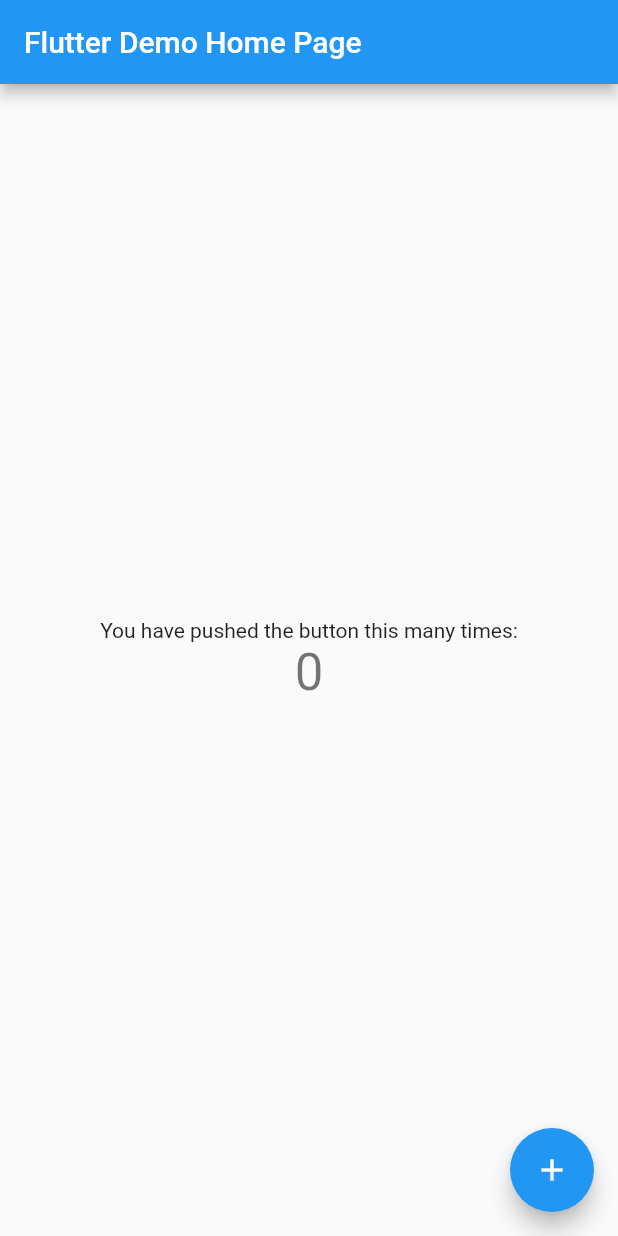
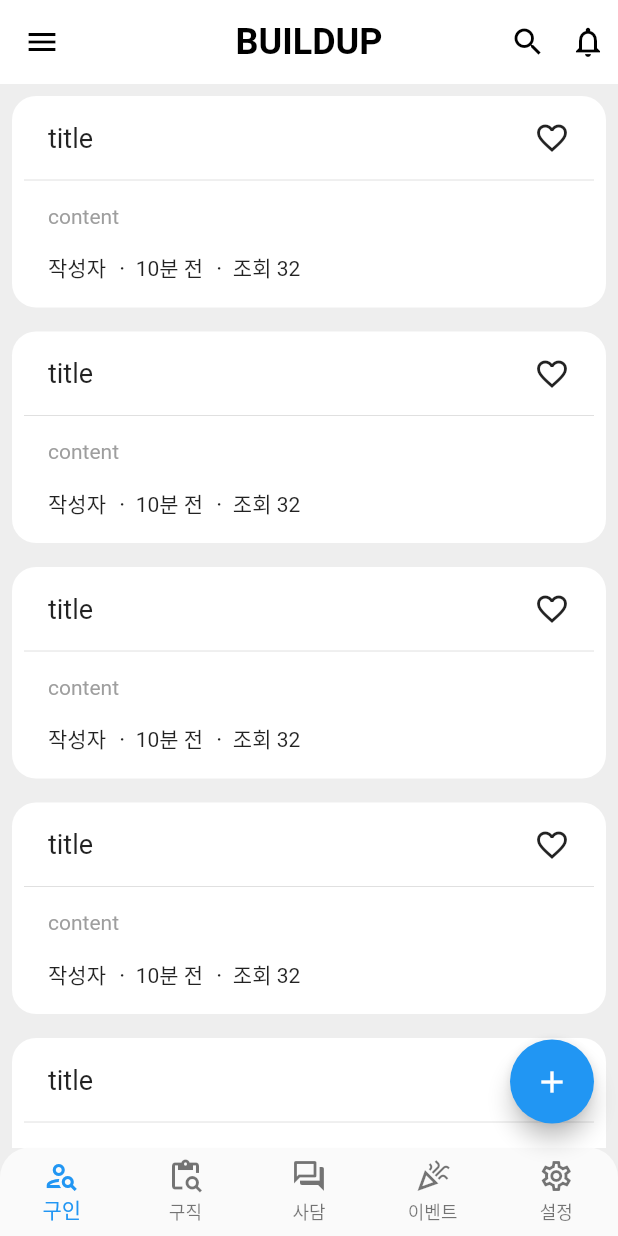
Before and after one commit to Trouble-makerz/buildup-flutter, a Flutter app: the screen it shows after launch, on a phone screen of 412 x 824 dp. Run offline on Flutter 3.47's test engine with Material 2 defaults, Android fonts, the light colour scheme and no system bars.

Commit message:
Feat: add main screens

```diff
--- a/lib/main.dart
+++ b/lib/main.dart
@@ -1,4 +1,7 @@
+
 import 'package:flutter/material.dart';
+
+import 'page/home_page.dart';
 
 void main() {
   runApp(const MyApp());
@@ -7,109 +10,10 @@
 class MyApp extends StatelessWidget {
   const MyApp({super.key});
 
-  // This widget is the root of your application.
   @override
   Widget build(BuildContext context) {
     return MaterialApp(
-      title: 'Flutter Demo',
-      theme: ThemeData(
-        // This is the theme of your application.
-        //
-        // Try running your application with "flutter run". You'll see the
-        // application has a blue toolbar. Then, without quitting the app, try
-        // changing the primarySwatch below to Colors.green and then invoke
-        // "hot reload" (press "r" in the console where you ran "flutter run",
-        // or simply save your changes to "hot reload" in a Flutter IDE).
-        // Notice that the counter didn't reset back to zero; the application
-        // is not restarted.
-        primarySwatch: Colors.blue,
-      ),
-      home: const MyHomePage(title: 'Flutter Demo Home Page'),
+      home: HomePage(),
     );
   }
 }
-
-class MyHomePage extends StatefulWidget {
-  const MyHomePage({super.key, required this.title});
-
-  // This widget is the home page of your application. It is stateful, meaning
-  // that it has a State object (defined below) that contains fields that affect
-  // how it looks.
-
-  // This class is the configuration for the state. It holds the values (in this
-  // case the title) provided by the parent (in this case the App widget) and
-  // used by the build method of the State. Fields in a Widget subclass are
-  // always marked "final".
-
-  final String title;
-
-  @override
-  State<MyHomePage> createState() => _MyHomePageState();
-}
-
-class _MyHomePageState extends State<MyHomePage> {
-  int _counter = 0;
-
-  void _incrementCounter() {
-    setState(() {
-      // This call to setState tells the Flutter framework that something has
-      // changed in this State, which causes it to rerun the build method below
-      // so that the display can reflect the updated values. If we changed
-      // _counter without calling setState(), then the build method would not be
-      // called again, and so nothing would appear to happen.
-      _counter++;
-    });
-  }
-
-  @override
-  Widget build(BuildContext context) {
-    // This method is rerun every time setState is called, for instance as done
-    // by the _incrementCounter method above.
-    //
-    // The Flutter framework has been optimized to make rerunning build methods
-    // fast, so that you can just rebuild anything that needs updating rather
-    // than having to individually change instances of widgets.
-    return Scaffold(
-      appBar: AppBar(
-        // Here we take the value from the MyHomePage object that was created by
-        // the App.build method, and use it to set our appbar title.
-        title: Text(widget.title),
-      ),
-      body: Center(
-        // Center is a layout widget. It takes a single child and positions it
-        // in the middle of the parent.
-        child: Column(
-          // Column is also a layout widget. It takes a list of children and
-          // arranges them vertically. By default, it sizes itself to fit its
-          // children horizontally, and tries to be as tall as its parent.
-          //
-          // Invoke "debug painting" (press "p" in the console, choose the
-          // "Toggle Debug Paint" action from the Flutter Inspector in Android
-          // Studio, or the "Toggle Debug Paint" command in Visual Studio Code)
-          // to see the wireframe for each widget.
-          //
-          // Column has various properties to control how it sizes itself and
-          // how it positions its children. Here we use mainAxisAlignment to
-          // center the children vertically; the main axis here is the vertical
-          // axis because Columns are vertical (the cross axis would be
-          // horizontal).
-          mainAxisAlignment: MainAxisAlignment.center,
-          children: <Widget>[
-            const Text(
-              'You have pushed the button this many times:',
-            ),
-            Text(
-              '$_counter',
-              style: Theme.of(context).textTheme.headlineMedium,
-            ),
-          ],
-        ),
-      ),
-      floatingActionButton: FloatingActionButton(
-        onPressed: _incrementCounter,
-        tooltip: 'Increment',
-        child: const Icon(Icons.add),
-      ), // This trailing comma makes auto-formatting nicer for build methods.
-    );
-  }
-}
--- /dev/null
+++ b/lib/page/home_page.dart
@@ -0,0 +1,84 @@
+
+import 'package:flutter/material.dart';
+
+import '../screen/event_screen.dart';
+import '../screen/free_talk_screen.dart';
+import '../screen/setting_screen.dart';
+import '../screen/want_job_screen.dart';
+import '../screen/want_people_screen.dart';
+
+class HomePage extends StatefulWidget {
+  const HomePage({Key? key}) : super(key: key);
+
+  @override
+  State<HomePage> createState() => _HomePageState();
+}
+
+class _HomePageState extends State<HomePage> {
+  var _selectedIdx = 0;
+
+  List<Widget> screens = [
+    WantPeopleScreen(),
+    WantJobScreen(),
+    FreeTalkScreen(),
+    EventScreen(),
+    SettingScreen(),
+  ];
+
+  onItemTapped(int index) {
+    setState(() {
+      _selectedIdx = index;
+    });
+  }
+
+  @override
+  Widget build(BuildContext context) {
+    return MaterialApp(
+      home: Scaffold(
+        backgroundColor: Colors.grey[200],
+        appBar: AppBar(
+          backgroundColor: Colors.white,
+          foregroundColor: Colors.black,
+          elevation: 0,
+          title: Text('BUILDUP', style: TextStyle(fontSize: 24, fontWeight: FontWeight.bold),),
+          centerTitle: true,
+          actions: [
+            Padding(
+              padding: const EdgeInsets.all(8.0),
+              child: Icon(Icons.search),
+            ),
+            Padding(
+              padding: const EdgeInsets.all(8.0),
+              child: Icon(Icons.notifications_outlined),
+            ),
+          ],
+        ),
+        drawer: Drawer(),
+        body: screens[_selectedIdx],
+        floatingActionButton: FloatingActionButton(
+          onPressed: () {},
+          child: Icon(Icons.add),
+        ),
+        bottomNavigationBar: ClipRRect(
+          borderRadius: BorderRadius.only(
+            topRight: Radius.circular(20),
+            topLeft: Radius.circular(20),
+          ),
+          child: BottomNavigationBar(
+            elevation: 0,
+            type: BottomNavigationBarType.fixed,
+            currentIndex: _selectedIdx,
+            items: [
+              BottomNavigationBarItem(icon: Icon(Icons.person_search_outlined), label: '구인'),
+              BottomNavigationBarItem(icon: Icon(Icons.content_paste_search_outlined), label: '구직'),
+              BottomNavigationBarItem(icon: Icon(Icons.forum_outlined), label: '사담'),
+              BottomNavigationBarItem(icon: Icon(Icons.celebration_outlined), label: '이벤트'),
+              BottomNavigationBarItem(icon: Icon(Icons.settings_outlined), label: '설정'),
+            ],
+            onTap: onItemTapped,
+          ),
+        ),
+      ),
+    );
+  }
+}
--- /dev/null
+++ b/lib/screen/event_screen.dart
@@ -0,0 +1,16 @@
+
+import 'package:flutter/material.dart';
+
+class EventScreen extends StatelessWidget {
+  const EventScreen({Key? key}) : super(key: key);
+
+  @override
+  Widget build(BuildContext context) {
+    return Scaffold(
+      backgroundColor: Colors.grey[200],
+      body: Center(
+        child: Text('EventScreen'),
+      ),
+    );
+  }
+}
--- /dev/null
+++ b/lib/screen/free_talk_screen.dart
@@ -0,0 +1,21 @@
+
+import 'package:flutter/material.dart';
+
+import '../widget/post_item.dart';
+
+class FreeTalkScreen extends StatelessWidget {
+  const FreeTalkScreen({Key? key}) : super(key: key);
+
+  @override
+  Widget build(BuildContext context) {
+    return Scaffold(
+      backgroundColor: Colors.grey[200],
+      body: ListView.builder(
+        itemCount: 10,
+        itemBuilder: (context, index) {
+          return PostItem();
+        }
+      ),
+    );
+  }
+}
--- /dev/null
+++ b/lib/screen/setting_screen.dart
@@ -0,0 +1,16 @@
+
+import 'package:flutter/material.dart';
+
+class SettingScreen extends StatelessWidget {
+  const SettingScreen({Key? key}) : super(key: key);
+
+  @override
+  Widget build(BuildContext context) {
+    return Scaffold(
+      backgroundColor: Colors.grey[200],
+      body: Center(
+        child: Text('SettingScreen'),
+      ),
+    );
+  }
+}
--- /dev/null
+++ b/lib/screen/want_job_screen.dart
@@ -0,0 +1,20 @@
+
+import 'package:buildup_flutter/widget/post_item.dart';
+import 'package:flutter/material.dart';
+
+class WantJobScreen extends StatelessWidget {
+  const WantJobScreen({Key? key}) : super(key: key);
+
+  @override
+  Widget build(BuildContext context) {
+    return Scaffold(
+      backgroundColor: Colors.grey[200],
+      body: ListView.builder(
+        itemCount: 10,
+        itemBuilder: (context, index) {
+          return PostItem();
+        }
+      ),
+    );
+  }
+}
--- /dev/null
+++ b/lib/screen/want_people_screen.dart
@@ -0,0 +1,20 @@
+
+import 'package:buildup_flutter/widget/post_item.dart';
+import 'package:flutter/material.dart';
+
+class WantPeopleScreen extends StatelessWidget {
+  const WantPeopleScreen({Key? key}) : super(key: key);
+
+  @override
+  Widget build(BuildContext context) {
+    return Scaffold(
+      backgroundColor: Colors.grey[200],
+      body: ListView.builder(
+        itemCount: 10,
+        itemBuilder: (context, index) {
+          return PostItem();
+        }
+      ),
+    );
+  }
+}
--- /dev/null
+++ b/lib/widget/post_item.dart
@@ -0,0 +1,49 @@
+
+import 'package:flutter/material.dart';
+
+class PostItem extends StatelessWidget {
+  const PostItem({Key? key}) : super(key: key);
+
+  @override
+  Widget build(BuildContext context) {
+    return Padding(
+      padding: const EdgeInsets.all(8.0),
+      child: Container(
+        decoration: BoxDecoration(
+          color: Colors.white,
+          borderRadius: BorderRadius.circular(16),
+        ),
+        child: Padding(
+          padding: const EdgeInsets.all(8.0),
+          child: Column(
+            crossAxisAlignment: CrossAxisAlignment.start,
+            children: [
+              Row(
+                children: [
+                  Padding(
+                    padding: const EdgeInsets.symmetric(vertical: 8, horizontal: 16),
+                    child: Text('title', style: TextStyle(fontSize: 18),),
+                  ),
+                  Spacer(),
+                  Padding(
+                    padding: const EdgeInsets.symmetric(vertical: 8, horizontal: 16),
+                    child: Icon(Icons.favorite_outline),
+                  ),
+                ],
+              ),
+              Divider(),
+              Padding(
+                padding: const EdgeInsets.symmetric(vertical: 8, horizontal: 16),
+                child: Text('content', style: TextStyle(color: Colors.grey),),
+              ),
+              Padding(
+                padding: const EdgeInsets.symmetric(vertical: 8, horizontal: 16),
+                child: Text('작성자 ㆍ 10분 전 ㆍ 조회 32'),
+              )
+            ],
+          ),
+        ),
+      ),
+    );
+  }
+}
```
